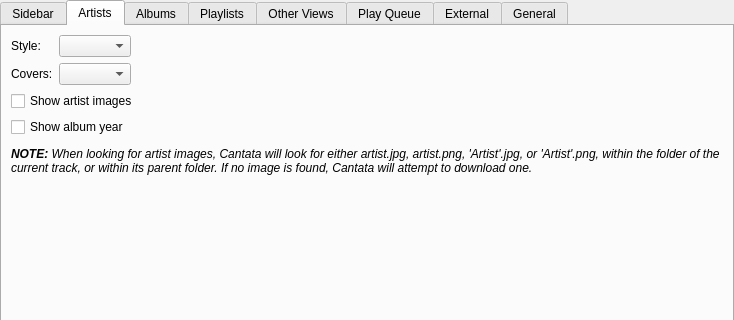
This is gui/interfacesettings.ui in CDrummond/cantata as Qt 5 draws it before an edit; both pictures show x 0 to 734 and y 0 to 320 of the 734 by 542 pixel window. The edited form follows.
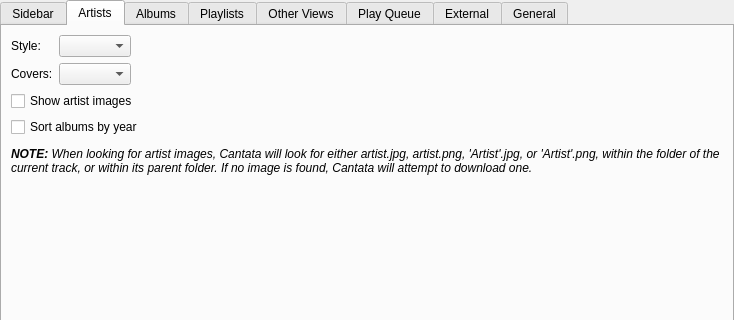
This is the edited form. The open tabs and pages were chosen to show the change. Custom widgets are drawn as their Qt base class.

Commit message: - Be consistent with dsiaplying year's of albums - year is shown in brackets after album name. - Only show album year in non-icon view.

```diff
--- a/gui/interfacesettings.ui
+++ b/gui/interfacesettings.ui
@@ -220,7 +220,7 @@
          <item row="3" column="0" colspan="2">
           <widget class="QCheckBox" name="libraryYear">
            <property name="text">
-            <string>Show album year</string>
+            <string>Sort albums by year</string>
            </property>
           </widget>
          </item>
```
The commit also changes 13 other files.
